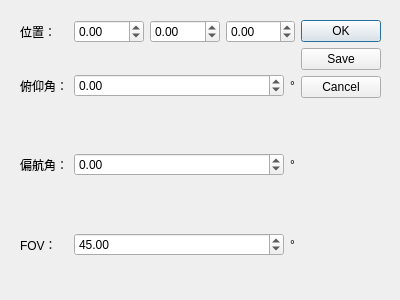
The window that src/UI/camera/camerasettings.ui (lan-hx/gldemo) describes before a commit, drawn with Qt 5.
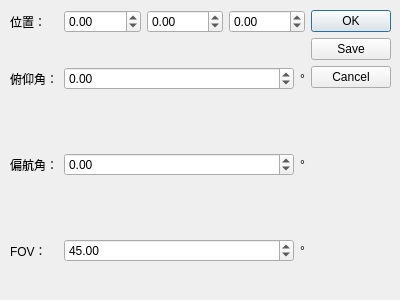
The same window after the commit.

What changed in the file:
```diff
--- a/src/UI/camera/camerasettings.ui
+++ b/src/UI/camera/camerasettings.ui
@@ -10,16 +10,22 @@
     <height>300</height>
    </rect>
   </property>
+  <property name="sizePolicy">
+   <sizepolicy hsizetype="Fixed" vsizetype="Fixed">
+    <horstretch>0</horstretch>
+    <verstretch>0</verstretch>
+   </sizepolicy>
+  </property>
   <property name="windowTitle">
    <string>摄像机设置</string>
   </property>
   <widget class="QWidget" name="horizontalLayoutWidget_5">
    <property name="geometry">
     <rect>
-     <x>20</x>
-     <y>20</y>
-     <width>361</width>
-     <height>261</height>
+     <x>10</x>
+     <y>10</y>
+     <width>381</width>
+     <height>281</height>
     </rect>
    </property>
    <layout class="QHBoxLayout" name="horizontalLayout">
```
